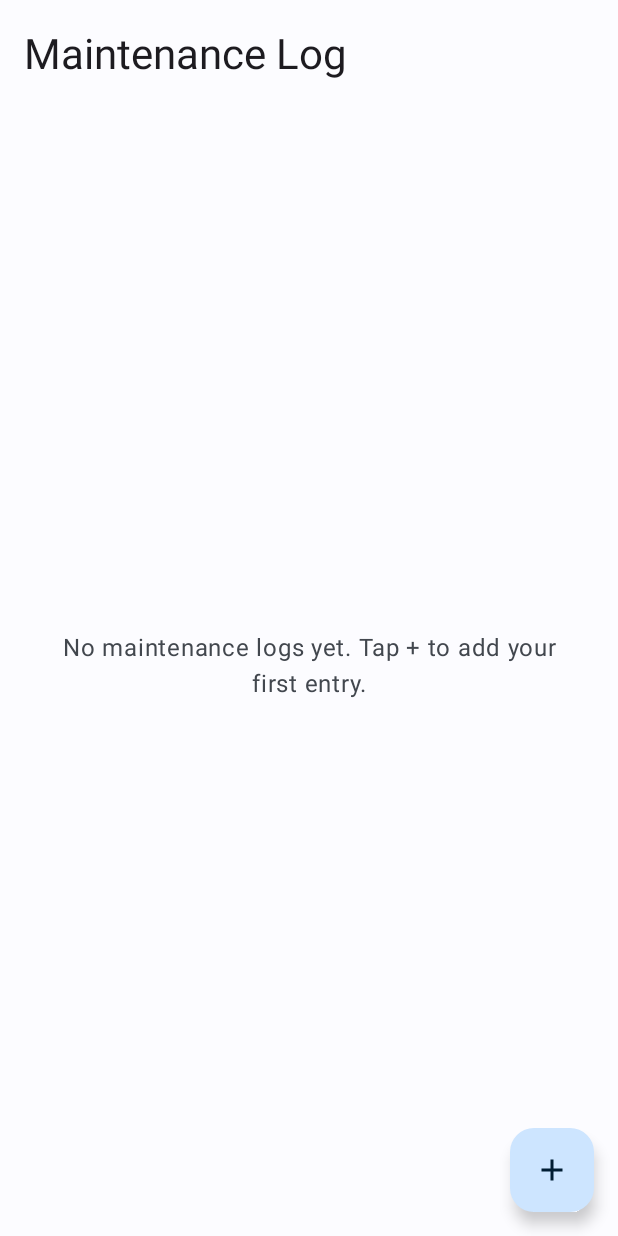
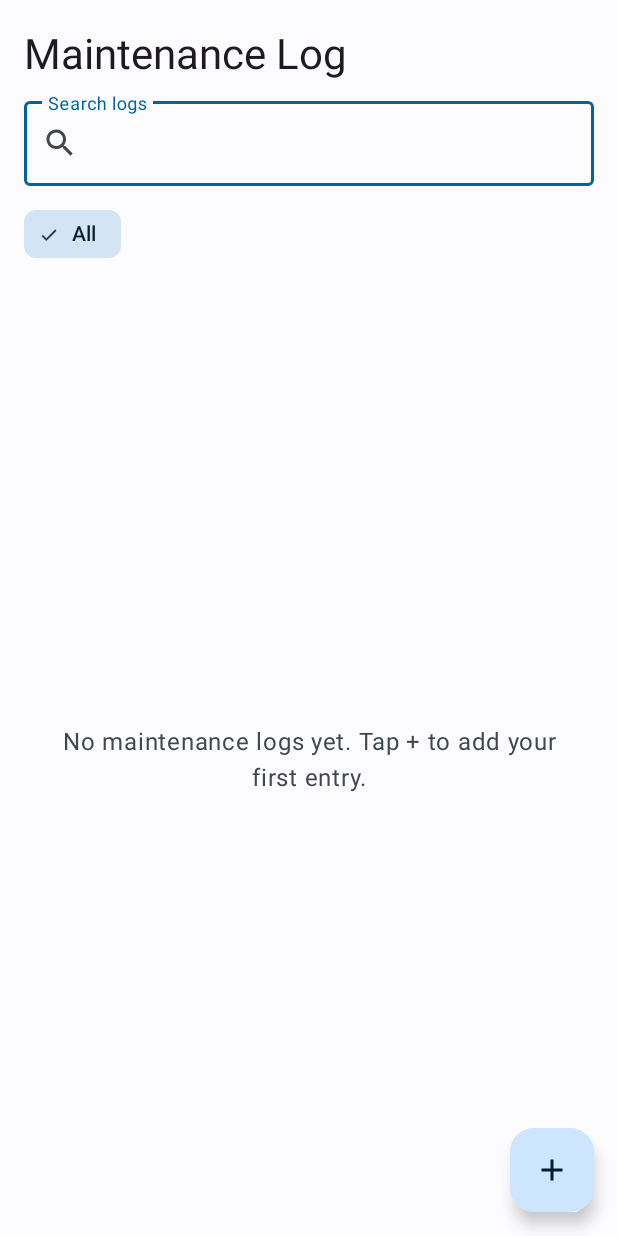
Before and after one commit to sstoqnovv/MobileApps2026-2401321080, an Android app: the screen it shows after launch (MainActivity), on a phone screen of 412 x 824 dp. Run offline under Robolectric (Android 15) with nearby library versions, the phone set to English and light mode, and no system bars; our stand-ins replace Dagger/Hilt's generated code, Room's generated code.

Commit message:
Add search and category filtering to maintenance log list

```diff
--- a/app/src/main/java/com/example/maintenancelog/LogListFragment.kt
+++ b/app/src/main/java/com/example/maintenancelog/LogListFragment.kt
@@ -4,6 +4,7 @@ import android.os.Bundle
 import android.view.View
 import androidx.core.os.bundleOf
 import androidx.core.view.isVisible
+import androidx.core.widget.doAfterTextChanged
 import androidx.fragment.app.Fragment
 import androidx.fragment.app.viewModels
 import androidx.lifecycle.Lifecycle
@@ -15,6 +16,7 @@ import com.example.maintenancelog.databinding.FragmentLogListBinding
 import com.example.maintenancelog.ui.LogListAdapter
 import com.example.maintenancelog.ui.LogListUiState
 import com.example.maintenancelog.ui.LogListViewModel
+import com.google.android.material.chip.Chip
 import com.google.android.material.snackbar.Snackbar
 import dagger.hilt.android.AndroidEntryPoint
 import kotlinx.coroutines.launch
@@ -28,13 +30,20 @@ class LogListFragment : Fragment(R.layout.fragment_log_list) {
     private val viewModel: LogListViewModel by viewModels()
     private val logAdapter = LogListAdapter { log -> navigateToLogDetail(log.id) }
 
+    private var renderedCategories: List<String>? = null
+
     override fun onViewCreated(view: View, savedInstanceState: Bundle?) {
         super.onViewCreated(view, savedInstanceState)
         _binding = FragmentLogListBinding.bind(view)
 
+        renderedCategories = null
         binding.logRecyclerView.apply {
             layoutManager = LinearLayoutManager(requireContext())
             adapter = logAdapter
+        }
+        binding.searchEditText.setText(viewModel.uiState.value.searchQuery)
+        binding.searchEditText.doAfterTextChanged { editable ->
+            viewModel.updateSearchQuery(editable?.toString().orEmpty())
         }
         binding.swipeRefreshLayout.setOnRefreshListener { viewModel.refreshLogs() }
         binding.swipeRefreshLayout.setOnChildScrollUpCallback { _, _ ->
@@ -53,14 +62,51 @@ class LogListFragment : Fragment(R.layout.fragment_log_list) {
         binding.loadingIndicator.isVisible = state.isLoading
         binding.swipeRefreshLayout.isRefreshing = state.isSyncing
         binding.swipeRefreshLayout.isEnabled = !state.isLoading
+        binding.emptyStateText.setText(
+            if (state.searchQuery.isNotBlank() || state.selectedCategory != null) {
+                R.string.empty_filtered_log_list
+            } else {
+                R.string.empty_log_list
+            }
+        )
         binding.emptyStateText.isVisible = !state.isLoading && state.logs.isEmpty()
         binding.logRecyclerView.isVisible = state.logs.isNotEmpty()
         logAdapter.submitList(state.logs)
+        renderCategoryChips(state)
 
         state.errorMessage?.let { message ->
             Snackbar.make(binding.root, message, Snackbar.LENGTH_LONG).show()
         }
     }
+
+    private fun renderCategoryChips(state: LogListUiState) {
+        if (renderedCategories != state.categories) {
+            renderedCategories = state.categories
+            binding.categoryChipGroup.removeAllViews()
+            binding.categoryChipGroup.addView(
+                createCategoryChip(null, getString(R.string.category_all))
+            )
+            state.categories.forEach { category ->
+                binding.categoryChipGroup.addView(createCategoryChip(category, category))
+            }
+        }
+
+        (0 until binding.categoryChipGroup.childCount)
+            .map { index -> binding.categoryChipGroup.getChildAt(index) as Chip }
+            .firstOrNull { chip -> chip.tag == state.selectedCategory }
+            ?.isChecked = true
+    }
+
+    private fun createCategoryChip(category: String?, label: String): Chip =
+        (layoutInflater.inflate(
+            R.layout.item_category_chip,
+            binding.categoryChipGroup,
+            false
+        ) as Chip).apply {
+            text = label
+            tag = category
+            setOnClickListener { viewModel.selectCategory(category) }
+        }
 
     private fun navigateToLogDetail(logId: Long) {
         findNavController().navigate(
--- a/app/src/main/java/com/example/maintenancelog/ui/LogListUiState.kt
+++ b/app/src/main/java/com/example/maintenancelog/ui/LogListUiState.kt
@@ -4,6 +4,9 @@ import com.example.maintenancelog.data.local.MaintenanceLogEntity
 
 data class LogListUiState(
     val logs: List<MaintenanceLogEntity> = emptyList(),
+    val categories: List<String> = emptyList(),
+    val searchQuery: String = "",
+    val selectedCategory: String? = null,
     val isLoading: Boolean = false,
     val isSyncing: Boolean = false,
     val errorMessage: String? = null
--- a/app/src/main/java/com/example/maintenancelog/ui/LogListViewModel.kt
+++ b/app/src/main/java/com/example/maintenancelog/ui/LogListViewModel.kt
@@ -23,12 +23,28 @@ class LogListViewModel @Inject constructor(
     private val _uiState = MutableStateFlow(LogListUiState(isLoading = true))
     val uiState: StateFlow<LogListUiState> = _uiState.asStateFlow()
 
+    private val allLogs = MutableStateFlow<List<MaintenanceLogEntity>>(emptyList())
+
     init {
         repository.getAllLogs()
             .onEach { logs ->
-                _uiState.update {
-                    it.copy(logs = logs, isLoading = false, errorMessage = null)
+                allLogs.value = logs
+                val categories = logs
+                    .map { it.category }
+                    .distinctBy { it.lowercase() }
+                    .sortedBy { it.lowercase() }
+                _uiState.update { state ->
+                    val selectedCategory = state.selectedCategory?.takeIf { selected ->
+                        categories.any { it.equals(selected, ignoreCase = true) }
+                    }
+                    state.copy(
+                        categories = categories,
+                        selectedCategory = selectedCategory,
+                        isLoading = false,
+                        errorMessage = null
+                    )
                 }
+                applyFilters()
             }
             .catch { throwable ->
                 _uiState.update {
@@ -39,6 +55,31 @@ class LogListViewModel @Inject constructor(
                 }
             }
             .launchIn(viewModelScope)
+    }
+
+    fun updateSearchQuery(query: String) {
+        _uiState.update { it.copy(searchQuery = query) }
+        applyFilters()
+    }
+
+    fun selectCategory(category: String?) {
+        _uiState.update { it.copy(selectedCategory = category) }
+        applyFilters()
+    }
+
+    private fun applyFilters() {
+        val state = _uiState.value
+        val query = state.searchQuery.trim()
+        val category = state.selectedCategory
+        val filteredLogs = allLogs.value.filter { log ->
+            val matchesQuery = query.isEmpty() ||
+                log.title.contains(query, ignoreCase = true) ||
+                log.description.contains(query, ignoreCase = true)
+            val matchesCategory = category == null ||
+                log.category.equals(category, ignoreCase = true)
+            matchesQuery && matchesCategory
+        }
+        _uiState.update { it.copy(logs = filteredLogs) }
     }
 
     fun refreshLogs() {
--- /dev/null
+++ b/app/src/main/res/drawable/ic_search.xml
@@ -0,0 +1,9 @@
+<vector xmlns:android="http://schemas.android.com/apk/res/android"
+    android:width="24dp"
+    android:height="24dp"
+    android:viewportWidth="24"
+    android:viewportHeight="24">
+    <path
+        android:fillColor="#FFFFFFFF"
+        android:pathData="M15.5,14h-0.79l-0.28,-0.27C15.41,12.59 16,11.11 16,9.5 16,5.91 13.09,3 9.5,3S3,5.91 3,9.5 5.91,16 9.5,16c1.61,0 3.09,-0.59 4.23,-1.57l0.27,0.28v0.79l5,4.99L20.49,19l-4.99,-5zM9.5,14C7.01,14 5,11.99 5,9.5S7.01,5 9.5,5 14,7.01 14,9.5 11.99,14 9.5,14z" />
+</vector>
--- a/app/src/main/res/layout/fragment_log_list.xml
+++ b/app/src/main/res/layout/fragment_log_list.xml
@@ -17,6 +17,53 @@
         app:layout_constraintStart_toStartOf="parent"
         app:layout_constraintTop_toTopOf="parent" />
 
+    <com.google.android.material.textfield.TextInputLayout
+        android:id="@+id/searchInputLayout"
+        style="@style/Widget.Material3.TextInputLayout.OutlinedBox"
+        android:layout_width="0dp"
+        android:layout_height="wrap_content"
+        android:layout_marginStart="16dp"
+        android:layout_marginTop="8dp"
+        android:layout_marginEnd="16dp"
+        android:hint="@string/search_logs"
+        app:endIconMode="clear_text"
+        app:layout_constraintEnd_toEndOf="parent"
+        app:layout_constraintStart_toStartOf="parent"
+        app:layout_constraintTop_toBottomOf="@id/logListTitle"
+        app:startIconDrawable="@drawable/ic_search">
+
+        <com.google.android.material.textfield.TextInputEditText
+            android:id="@+id/searchEditText"
+            android:layout_width="match_parent"
+            android:layout_height="wrap_content"
+            android:imeOptions="actionSearch"
+            android:inputType="text"
+            android:maxLines="1" />
+
+    </com.google.android.material.textfield.TextInputLayout>
+
+    <HorizontalScrollView
+        android:id="@+id/categoryChipScroll"
+        android:layout_width="0dp"
+        android:layout_height="wrap_content"
+        android:layout_marginTop="8dp"
+        android:scrollbars="none"
+        app:layout_constraintEnd_toEndOf="parent"
+        app:layout_constraintStart_toStartOf="parent"
+        app:layout_constraintTop_toBottomOf="@id/searchInputLayout">
+
+        <com.google.android.material.chip.ChipGroup
+            android:id="@+id/categoryChipGroup"
+            android:layout_width="wrap_content"
+            android:layout_height="wrap_content"
+            android:paddingStart="16dp"
+            android:paddingEnd="16dp"
+            app:chipSpacingHorizontal="8dp"
+            app:selectionRequired="true"
+            app:singleSelection="true" />
+
+    </HorizontalScrollView>
+
     <androidx.swiperefreshlayout.widget.SwipeRefreshLayout
         android:id="@+id/swipeRefreshLayout"
         android:layout_width="0dp"
@@ -25,7 +72,7 @@
         app:layout_constraintBottom_toBottomOf="parent"
         app:layout_constraintEnd_toEndOf="parent"
         app:layout_constraintStart_toStartOf="parent"
-        app:layout_constraintTop_toBottomOf="@id/logListTitle">
+        app:layout_constraintTop_toBottomOf="@id/categoryChipScroll">
 
         <FrameLayout
             android:layout_width="match_parent"
--- /dev/null
+++ b/app/src/main/res/layout/item_category_chip.xml
@@ -0,0 +1,6 @@
+<?xml version="1.0" encoding="utf-8"?>
+<com.google.android.material.chip.Chip xmlns:android="http://schemas.android.com/apk/res/android"
+    style="@style/Widget.Material3.Chip.Filter"
+    android:layout_width="wrap_content"
+    android:layout_height="wrap_content"
+    android:checkable="true" />
--- a/app/src/main/res/values/strings.xml
+++ b/app/src/main/res/values/strings.xml
@@ -7,7 +7,10 @@
     <string name="log_detail_subtitle">Details of the selected log entry</string>
     <string name="back_to_log_list">Back to list</string>
     <string name="empty_log_list">No maintenance logs yet. Tap + to add your first entry.</string>
+    <string name="empty_filtered_log_list">No logs match your search or filter.</string>
     <string name="add_log">Add maintenance log</string>
+    <string name="search_logs">Search logs</string>
+    <string name="category_all">All</string>
     <string name="log_title_label">Title</string>
     <string name="log_description_label">Description</string>
     <string name="log_category_label">Category</string>
```
